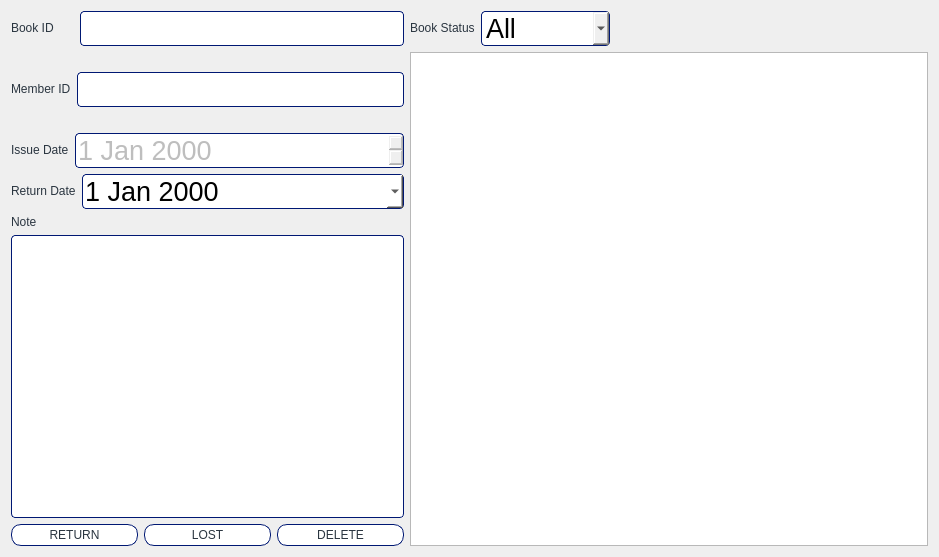
This is Library-Management-System-/library/Library/returnbook.ui in nicki-choo/CS106-LibraryManagementSystem as Qt 5 draws it before an edit. The edited form follows.
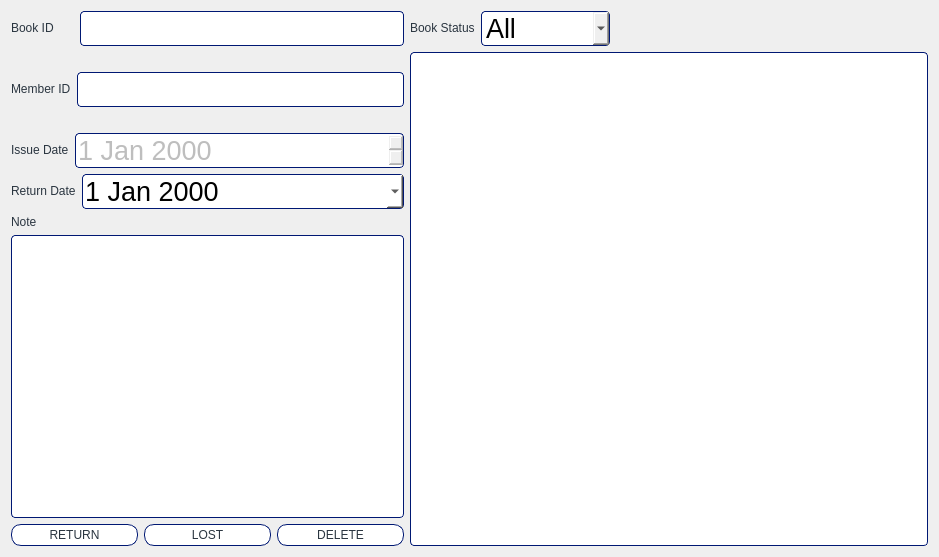
This is the edited form.

What changed in the file:
```diff
--- a/Library-Management-System-/library/Library/returnbook.ui
+++ b/Library-Management-System-/library/Library/returnbook.ui
@@ -444,7 +444,7 @@
        <item>
         <widget class="QTableView" name="tableView">
          <property name="styleSheet">
-          <string notr="true">QHeaderView::section { background-color: #FFFFFF;
+          <string notr="true">QTableView { background-color: #FFFFFF;
 	 border: 1px  solid;
      border-radius: 4px;
 	border-color: #001873;
```
